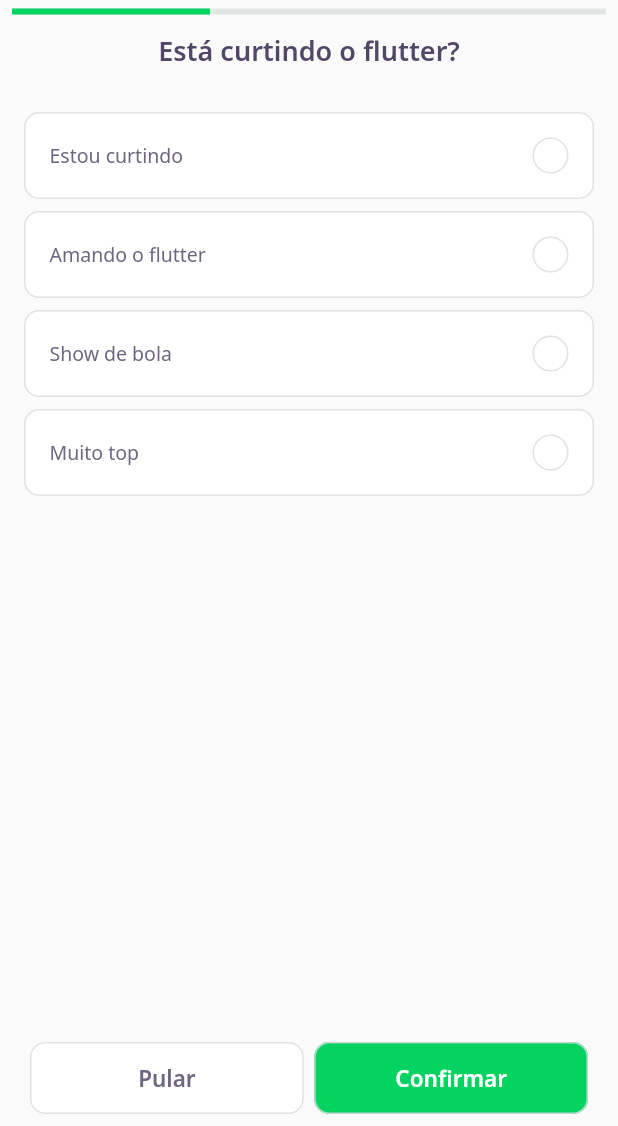
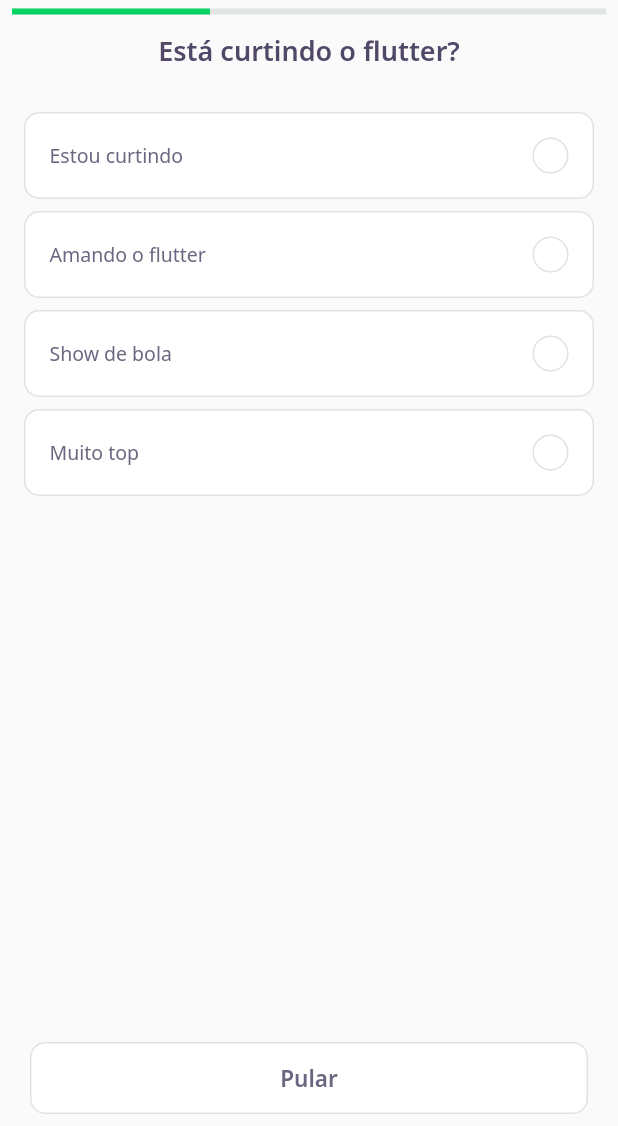
Before and after one commit to csjunior/devquiz, a Flutter app: the screen it shows after launch, after a tap on "NLW 5 Flutter 2", on a phone screen of 412 x 824 dp, the part 110-1236 px from its top. Run offline on Flutter 3.47's test engine with Material 2 defaults, Android fonts, the phone set to English and light mode, and no system bars; our stand-ins replace google_fonts; accounts and stored records are empty; network calls fail.

Commit message:
Ultimas atualizações da aula 4

```diff
--- a/lib/challenge/challenge_page.dart
+++ b/lib/challenge/challenge_page.dart
@@ -22,6 +22,15 @@ class _ChallengepageState extends State<ChallengePage> {
       controller.currentPage = pageController.page!.toInt() + 1;
     });
     super.initState();
+  }
+
+  void nextPage() {
+    if (controller.currentPage < widget.questions.length) {
+      pageController.nextPage(
+        duration: Duration(milliseconds: 100),
+        curve: Curves.linear,
+      );
+    }
   }
 
   @override
@@ -53,7 +62,12 @@ class _ChallengepageState extends State<ChallengePage> {
       body: PageView(
         physics: NeverScrollableScrollPhysics(),
         controller: pageController,
-        children: widget.questions.map((e) => QuizWidget(question: e)).toList(),
+        children: widget.questions
+            .map((e) => QuizWidget(
+                  question: e,
+                  onChange: nextPage,
+                ))
+            .toList(),
       ),
       bottomNavigationBar: SafeArea(
         bottom: true,
@@ -62,27 +76,27 @@ class _ChallengepageState extends State<ChallengePage> {
             horizontal: 20,
             vertical: 8,
           ),
-          child: Row(
+          child: ValueListenableBuilder<int>(
+              valueListenable: controller.currentPageNotifier,
+              builder: (context, value, _) => Row(
                     mainAxisAlignment: MainAxisAlignment.spaceAround,
                     children: [
+                      if (value < widget.questions.length)
                         Expanded(
                             child: NextButtonWidget.white(
                           label: "Pular",
-                onTap: () {
-                  pageController.nextPage(
-                    duration: Duration(milliseconds: 100),
-                    curve: Curves.linear,
-                  );
-                },
+                          onTap: nextPage,
                         )),
-              SizedBox(width: 7),
+                      if (value == widget.questions.length)
                         Expanded(
                             child: NextButtonWidget.green(
                           label: "Confirmar",
-                onTap: () {},
+                          onTap: () {
+                            Navigator.pop(context);
+                          },
                         )),
                     ],
-          ),
+                  )),
         ),
       ),
     );
--- a/lib/challenge/widgets/awnser/awnser_widget.dart
+++ b/lib/challenge/widgets/awnser/awnser_widget.dart
@@ -6,6 +6,7 @@ import 'package:flutter/material.dart';
 class AwnserWidget extends StatelessWidget {
   final AwnserModel awnser;
   final bool isSelected;
+  final bool disabled;
   final VoidCallback onTap;
 
   const AwnserWidget({
@@ -13,6 +14,7 @@ class AwnserWidget extends StatelessWidget {
     required this.awnser,
     required this.onTap,
     this.isSelected = false,
+    this.disabled = false,
   }) : super(key: key);
 
   Color get _selectedColorRight =>
@@ -39,6 +41,8 @@ class AwnserWidget extends StatelessWidget {
         horizontal: 16,
         vertical: 4,
       ),
+      child: IgnorePointer(
+        ignoring: disabled,
         child: GestureDetector(
           onTap: onTap,
           child: Container(
@@ -48,7 +52,8 @@ class AwnserWidget extends StatelessWidget {
               borderRadius: BorderRadius.circular(10),
               border: Border.fromBorderSide(
                 BorderSide(
-                color: isSelected ? _selectedBorderCardRight : AppColors.border,
+                  color:
+                      isSelected ? _selectedBorderCardRight : AppColors.border,
                 ),
               ),
             ),
@@ -58,8 +63,9 @@ class AwnserWidget extends StatelessWidget {
                 Expanded(
                   child: Text(
                     awnser.title,
-                  style:
-                      isSelected ? _selectedTextStyleRight : AppTextStyles.body,
+                    style: isSelected
+                        ? _selectedTextStyleRight
+                        : AppTextStyles.body,
                   ),
                 ),
                 Container(
@@ -70,8 +76,9 @@ class AwnserWidget extends StatelessWidget {
                     borderRadius: BorderRadius.circular(500),
                     border: Border.fromBorderSide(
                       BorderSide(
-                      color:
-                          isSelected ? _selectedBorderRight : AppColors.border,
+                        color: isSelected
+                            ? _selectedBorderRight
+                            : AppColors.border,
                       ),
                     ),
                   ),
@@ -87,6 +94,7 @@ class AwnserWidget extends StatelessWidget {
             ),
           ),
         ),
+      ),
     );
   }
 }
--- a/lib/challenge/widgets/quiz/quiz_controller.dart
+++ /dev/null
@@ -1,3 +0,0 @@
-class QuizController {
-  var indexSelected = 0;
-}
--- a/lib/challenge/widgets/quiz/quiz_widget.dart
+++ b/lib/challenge/widgets/quiz/quiz_widget.dart
@@ -6,9 +6,12 @@ import 'package:flutter/material.dart';
 
 class QuizWidget extends StatefulWidget {
   final QuestionModel question;
+  final VoidCallback onChange;
+
   const QuizWidget({
     Key? key,
     required this.question,
+    required this.onChange,
   }) : super(key: key);
 
   @override
@@ -39,9 +42,12 @@ class _QuizWidgetState extends State<QuizWidget> {
             AwnserWidget(
               awnser: awnser(i),
               isSelected: indexSelected == i,
+              disabled: indexSelected != -1,
               onTap: () {
                 indexSelected = i;
                 setState(() {});
+                Future.delayed(Duration(milliseconds: 1000))
+                    .then((value) => widget.onChange());
               },
             ),
         ],
```
Also changed, not shown: 1 other file. Lines whose indentation alone changed are shown as unchanged.
